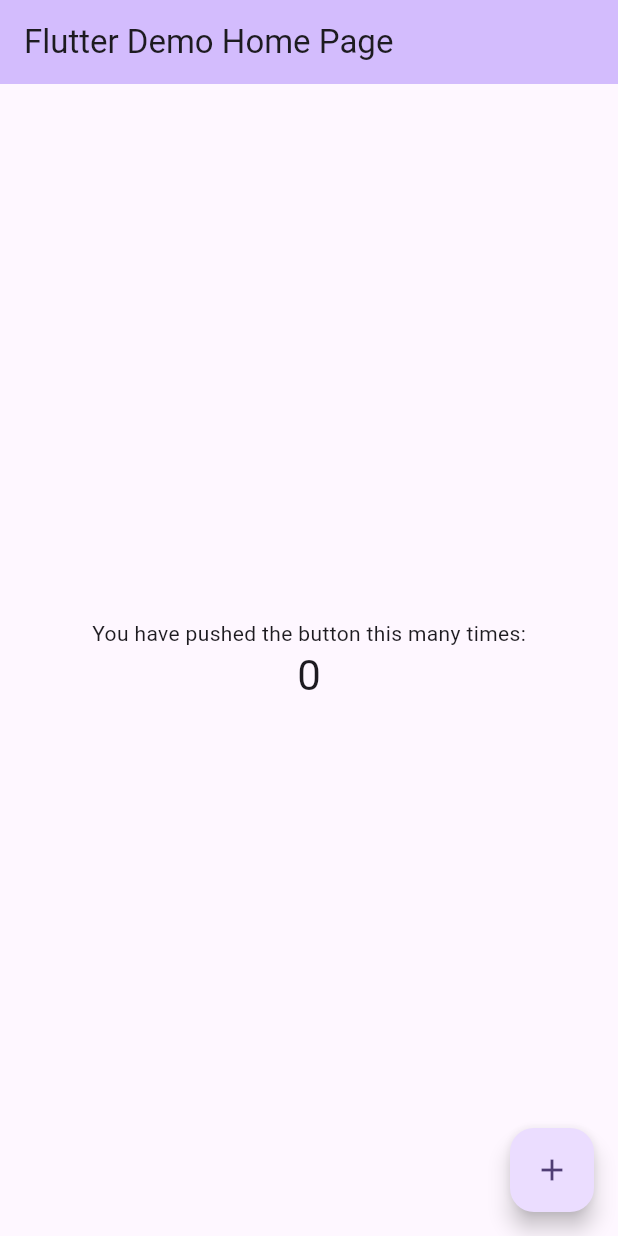
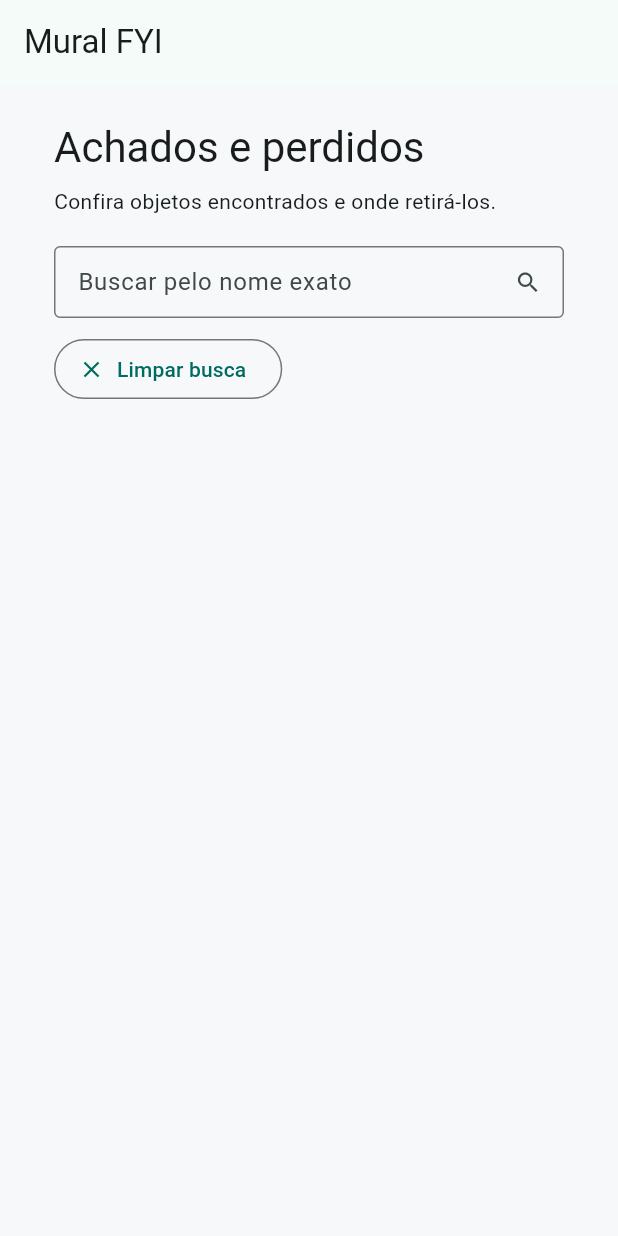
Before and after one commit to SpeedKay/Projeto---M2, a Flutter app: the screen it shows after launch, on a phone screen of 412 x 824 dp. Run offline on Flutter 3.47's test engine with Material 3 defaults, Android fonts, the phone set to English and light mode, and no system bars.

Commit message:
feat: Configurações basicas(main/MyApp/HomePage)

```diff
--- /dev/null
+++ b/mural_fyi_front/lib/app/mural_fyi_app.dart
@@ -0,0 +1,37 @@
+import 'package:flutter/material.dart';
+
+import '../feature/home/presentation/home_page.dart';
+
+class MuralFyiApp extends StatefulWidget {
+  const MuralFyiApp({super.key});
+
+  @override
+  State<MuralFyiApp> createState() => _MuralFyiAppState();
+}
+
+class _MuralFyiAppState extends State<MuralFyiApp> {
+
+  @override
+  void initState() {
+    super.initState();
+  }
+
+  @override
+  void dispose() {
+    super.dispose();
+  }
+
+  @override
+  Widget build(BuildContext context) {
+    return MaterialApp(
+      title: 'Mural FYI — Achados e Perdidos',
+      debugShowCheckedModeBanner: false,
+      theme: ThemeData(
+        colorScheme: ColorScheme.fromSeed(seedColor: const Color(0xFF176B60)),
+        useMaterial3: true,
+        scaffoldBackgroundColor: const Color(0xFFF7F8FA),
+      ),
+      home: HomePage(),
+    );
+  }
+}
--- /dev/null
+++ b/mural_fyi_front/lib/feature/home/presentation/home_page.dart
@@ -0,0 +1,82 @@
+import 'package:flutter/material.dart';
+
+class HomePage extends StatefulWidget {
+  const HomePage({
+    super.key,
+  });
+
+  @override
+  State<HomePage> createState() => _HomePageState();
+}
+
+class _HomePageState extends State<HomePage> {
+  @override
+  void initState() {
+    super.initState();
+  }
+
+  @override
+  void dispose() {
+    super.dispose();
+  }
+
+  @override
+  Widget build(BuildContext context) {
+    return Scaffold(
+      appBar: AppBar(
+        title: const Text('Mural FYI'),
+        actions: const [],
+      ),
+      body: Center(
+        child: ConstrainedBox(
+          constraints: const BoxConstraints(maxWidth: 1250),
+          child: Padding(
+            padding: const EdgeInsets.symmetric(horizontal: 20),
+            child: Column(
+              crossAxisAlignment: CrossAxisAlignment.start,
+              children: [
+                const SizedBox(height: 24),
+                Text('Achados e perdidos',
+                    style: Theme.of(context).textTheme.headlineMedium),
+                const SizedBox(height: 8),
+                const Text('Confira objetos encontrados e onde retirá-los.'),
+                const SizedBox(height: 20),
+                Wrap(
+                  spacing: 10,
+                  runSpacing: 10,
+                  crossAxisAlignment: WrapCrossAlignment.center,
+                  children: [
+                    SizedBox(
+                      width: MediaQuery.sizeOf(context).width < 400
+                          ? MediaQuery.sizeOf(context).width - 40
+                          : 340,
+                      child: TextField(
+                        controller: null,
+                        onSubmitted: null,
+                        decoration: InputDecoration(
+                          hintText: 'Buscar pelo nome exato',
+                          border: const OutlineInputBorder(),
+                          isDense: true,
+                          suffixIcon: IconButton(
+                            tooltip: 'Pesquisar',
+                            onPressed: () {},
+                            icon: const Icon(Icons.search),
+                          ),
+                        ),
+                      ),
+                    ),
+                    OutlinedButton.icon(
+                      onPressed: () {},
+                      icon: const Icon(Icons.clear),
+                      label: const Text('Limpar busca'),
+                    ),
+                  ],
+                ),
+              ],
+            ),
+          ),
+        ),
+      ),
+    );
+  }
+}
--- a/mural_fyi_front/lib/main.dart
+++ b/mural_fyi_front/lib/main.dart
@@ -1,122 +1,9 @@
 import 'package:flutter/material.dart';
 
+import 'app/mural_fyi_app.dart';
+
+
 void main() {
-  runApp(const MyApp());
+  WidgetsFlutterBinding.ensureInitialized();
+  runApp(const MuralFyiApp());
 }
-
-class MyApp extends StatelessWidget {
-  const MyApp({super.key});
-
-  // This widget is the root of your application.
-  @override
-  Widget build(BuildContext context) {
-    return MaterialApp(
-      title: 'Flutter Demo',
-      theme: ThemeData(
-        // This is the theme of your application.
-        //
-        // TRY THIS: Try running your application with "flutter run". You'll see
-        // the application has a purple toolbar. Then, without quitting the app,
-        // try changing the seedColor in the colorScheme below to Colors.green
-        // and then invoke "hot reload" (save your changes or press the "hot
-        // reload" button in a Flutter-supported IDE, or press "r" if you used
-        // the command line to start the app).
-        //
-        // Notice that the counter didn't reset back to zero; the application
-        // state is not lost during the reload. To reset the state, use hot
-        // restart instead.
-        //
-        // This works for code too, not just values: Most code changes can be
-        // tested with just a hot reload.
-        colorScheme: .fromSeed(seedColor: Colors.deepPurple),
-      ),
-      home: const MyHomePage(title: 'Flutter Demo Home Page'),
-    );
-  }
-}
-
-class MyHomePage extends StatefulWidget {
-  const MyHomePage({super.key, required this.title});
-
-  // This widget is the home page of your application. It is stateful, meaning
-  // that it has a State object (defined below) that contains fields that affect
-  // how it looks.
-
-  // This class is the configuration for the state. It holds the values (in this
-  // case the title) provided by the parent (in this case the App widget) and
-  // used by the build method of the State. Fields in a Widget subclass are
-  // always marked "final".
-
-  final String title;
-
-  @override
-  State<MyHomePage> createState() => _MyHomePageState();
-}
-
-class _MyHomePageState extends State<MyHomePage> {
-  int _counter = 0;
-
-  void _incrementCounter() {
-    setState(() {
-      // This call to setState tells the Flutter framework that something has
-      // changed in this State, which causes it to rerun the build method below
-      // so that the display can reflect the updated values. If we changed
-      // _counter without calling setState(), then the build method would not be
-      // called again, and so nothing would appear to happen.
-      _counter++;
-    });
-  }
-
-  @override
-  Widget build(BuildContext context) {
-    // This method is rerun every time setState is called, for instance as done
-    // by the _incrementCounter method above.
-    //
-    // The Flutter framework has been optimized to make rerunning build methods
-    // fast, so that you can just rebuild anything that needs updating rather
-    // than having to individually change instances of widgets.
-    return Scaffold(
-      appBar: AppBar(
-        // TRY THIS: Try changing the color here to a specific color (to
-        // Colors.amber, perhaps?) and trigger a hot reload to see the AppBar
-        // change color while the other colors stay the same.
-        backgroundColor: Theme.of(context).colorScheme.inversePrimary,
-        // Here we take the value from the MyHomePage object that was created by
-        // the App.build method, and use it to set our appbar title.
-        title: Text(widget.title),
-      ),
-      body: Center(
-        // Center is a layout widget. It takes a single child and positions it
-        // in the middle of the parent.
-        child: Column(
-          // Column is also a layout widget. It takes a list of children and
-          // arranges them vertically. By default, it sizes itself to fit its
-          // children horizontally, and tries to be as tall as its parent.
-          //
-          // Column has various properties to control how it sizes itself and
-          // how it positions its children. Here we use mainAxisAlignment to
-          // center the children vertically; the main axis here is the vertical
-          // axis because Columns are vertical (the cross axis would be
-          // horizontal).
-          //
-          // TRY THIS: Invoke "debug painting" (choose the "Toggle Debug Paint"
-          // action in the IDE, or press "p" in the console), to see the
-          // wireframe for each widget.
-          mainAxisAlignment: .center,
-          children: [
-            const Text('You have pushed the button this many times:'),
-            Text(
-              '$_counter',
-              style: Theme.of(context).textTheme.headlineMedium,
-            ),
-          ],
-        ),
-      ),
-      floatingActionButton: FloatingActionButton(
-        onPressed: _incrementCounter,
-        tooltip: 'Increment',
-        child: const Icon(Icons.add),
-      ),
-    );
-  }
-}
```
Also changed, not shown: mural_fyi_front/pubspec.yaml (+4 -73 lines), mural_fyi_front/pubspec.lock.
